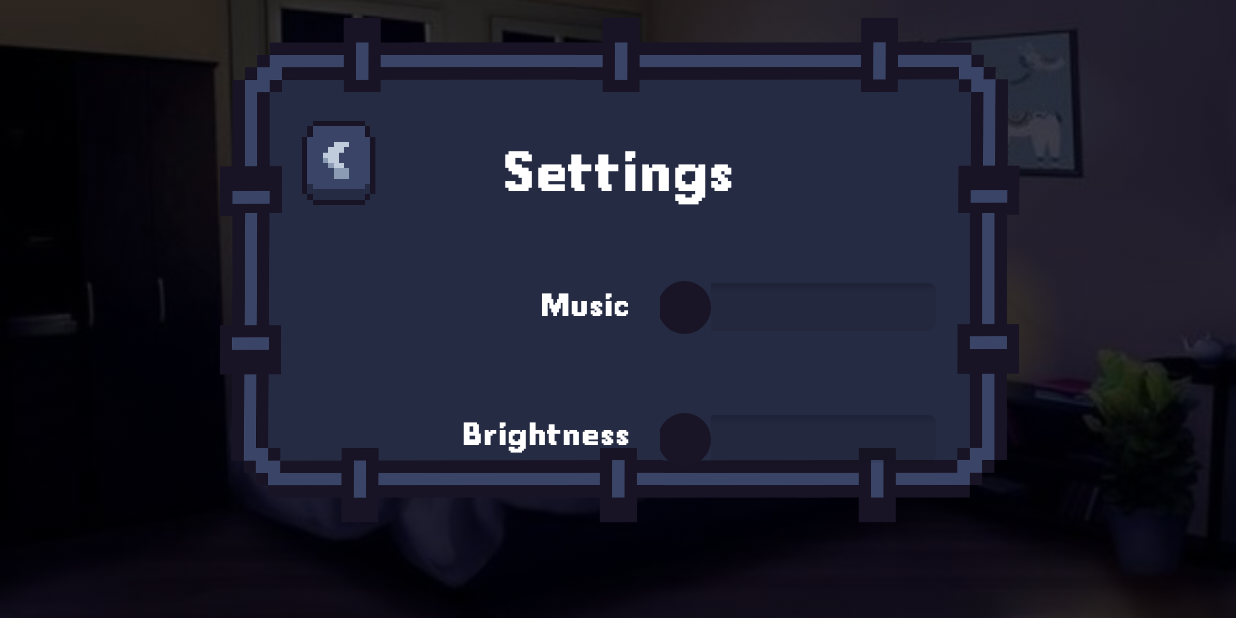
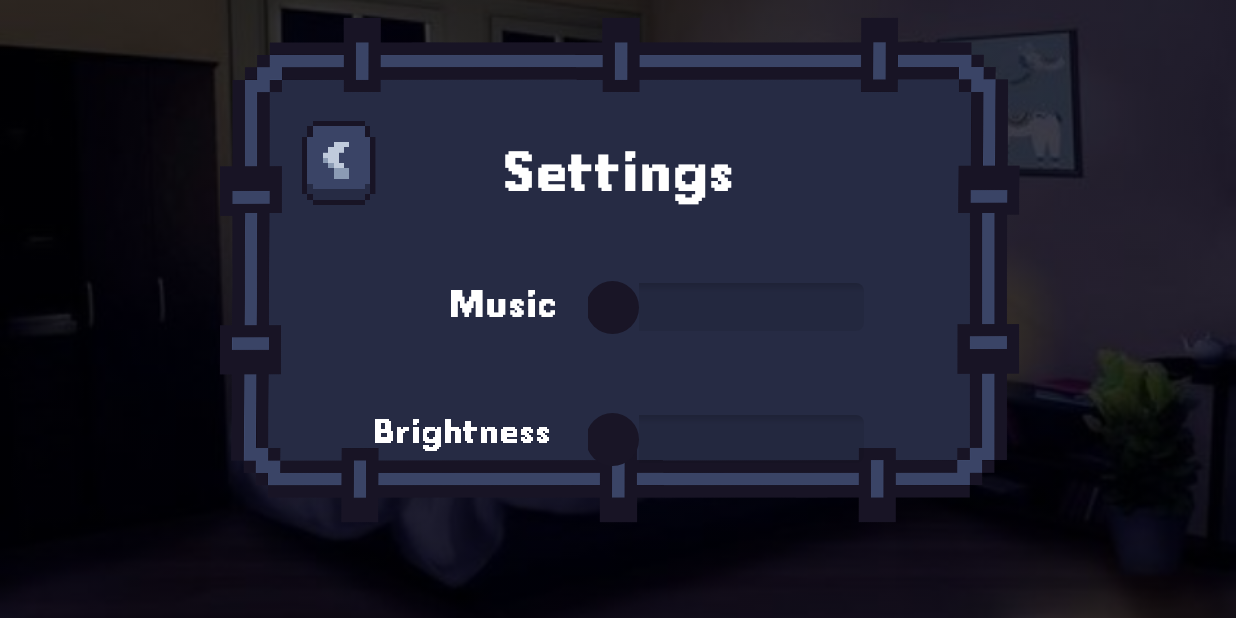
Before and after one commit to Aishie123/Zombie-Evasion, an Android app: the SettingsScreen screen opened directly, with no data from a screen before it, on a phone screen of 824 x 412 dp (held sideways). Run offline under Robolectric (Android 15) with nearby library versions, the phone set to English and light mode, and no system bars.

Commit message:
adjusted settings layout

```diff
--- a/app/src/main/res/layout/activity_settings_screen.xml
+++ b/app/src/main/res/layout/activity_settings_screen.xml
@@ -33,25 +33,24 @@
         android:id="@+id/volumeBar"
         android:layout_width="200dp"
         android:layout_height="37dp"
-        android:layout_marginEnd="184dp"
+        android:layout_marginEnd="140dp"
         android:max="100"
         android:progressDrawable="@drawable/seekbar_style"
         android:thumb="@drawable/custom_thumb"
         app:layout_constraintBottom_toTopOf="@+id/brightnessBar"
-        app:layout_constraintEnd_toEndOf="parent"
+        app:layout_constraintEnd_toEndOf="@+id/settingsBox"
         app:layout_constraintTop_toBottomOf="@+id/txtTitleSettings" />
 
     <SeekBar
         android:id="@+id/brightnessBar"
         android:layout_width="200dp"
         android:layout_height="37dp"
-        android:layout_marginEnd="172dp"
         android:layout_marginBottom="50dp"
         android:max="100"
         android:progressDrawable="@drawable/seekbar_style"
         android:thumb="@drawable/custom_thumb"
         app:layout_constraintBottom_toBottomOf="parent"
-        app:layout_constraintEnd_toEndOf="@+id/volumeBar"
+        app:layout_constraintEnd_toEndOf="@+id/settingsBox"
         app:layout_constraintHorizontal_bias="0.0"
         app:layout_constraintStart_toStartOf="@+id/volumeBar"
         app:layout_constraintTop_toBottomOf="@+id/volumeBar" />
@@ -74,8 +73,8 @@
 
     <TextView
         android:id="@+id/txtMusic"
-        android:layout_width="wrap_content"
-        android:layout_height="wrap_content"
+        android:layout_width="71dp"
+        android:layout_height="25dp"
         android:layout_marginEnd="20dp"
         android:autoSizeTextType="uniform"
         android:fontFamily="@font/nicobold_regular"
@@ -85,7 +84,7 @@
         app:layout_constraintBottom_toBottomOf="@+id/volumeBar"
         app:layout_constraintEnd_toStartOf="@+id/volumeBar"
         app:layout_constraintHorizontal_bias="1.0"
-        app:layout_constraintStart_toStartOf="parent"
+        app:layout_constraintStart_toStartOf="@+id/settingsBox"
         app:layout_constraintTop_toTopOf="@+id/volumeBar"
         app:layout_constraintVertical_bias="0.529" />
 
@@ -108,8 +107,8 @@
 
     <TextView
         android:id="@+id/txtBrightness"
-        android:layout_width="wrap_content"
-        android:layout_height="wrap_content"
+        android:layout_width="123dp"
+        android:layout_height="25dp"
         android:layout_marginEnd="20dp"
         android:autoSizeTextType="uniform"
         android:fontFamily="@font/nicobold_regular"
@@ -119,7 +118,7 @@
         app:layout_constraintBottom_toBottomOf="@+id/brightnessBar"
         app:layout_constraintEnd_toStartOf="@+id/brightnessBar"
         app:layout_constraintHorizontal_bias="1.0"
-        app:layout_constraintStart_toStartOf="parent"
+        app:layout_constraintStart_toStartOf="@+id/settingsBox"
         app:layout_constraintTop_toTopOf="@+id/brightnessBar"
         app:layout_constraintVertical_bias="0.411" />
 
```
